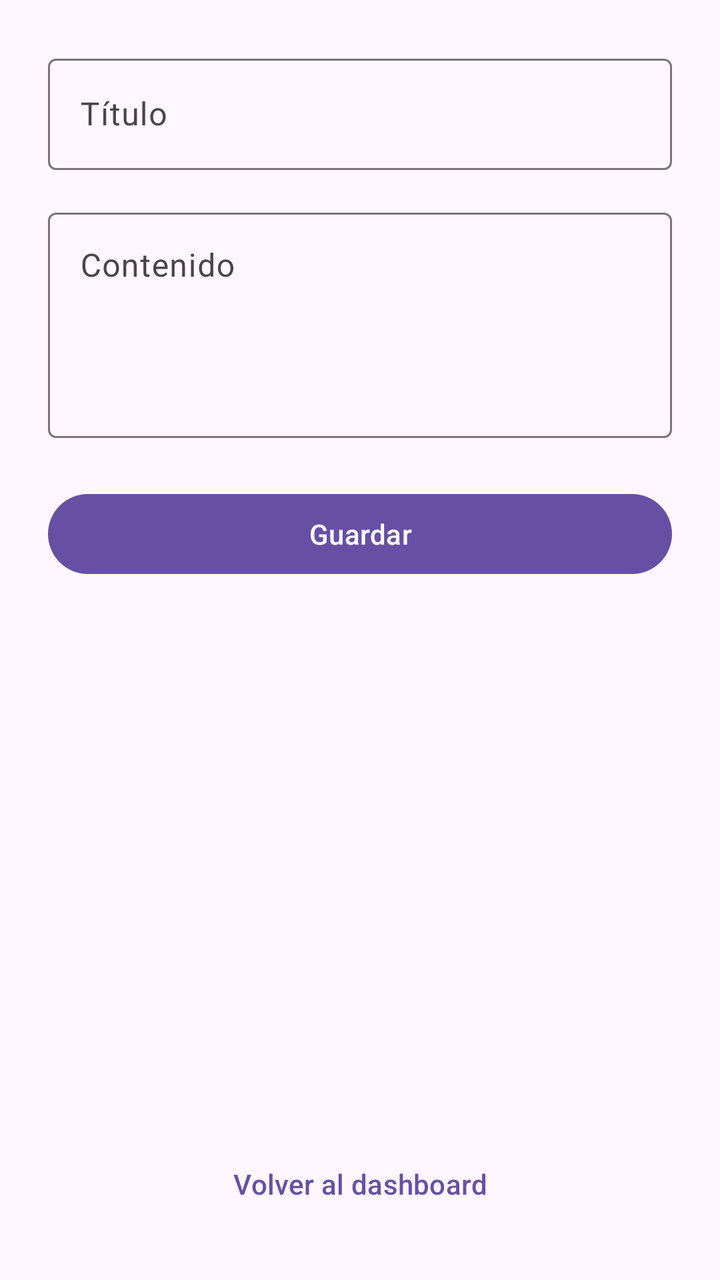
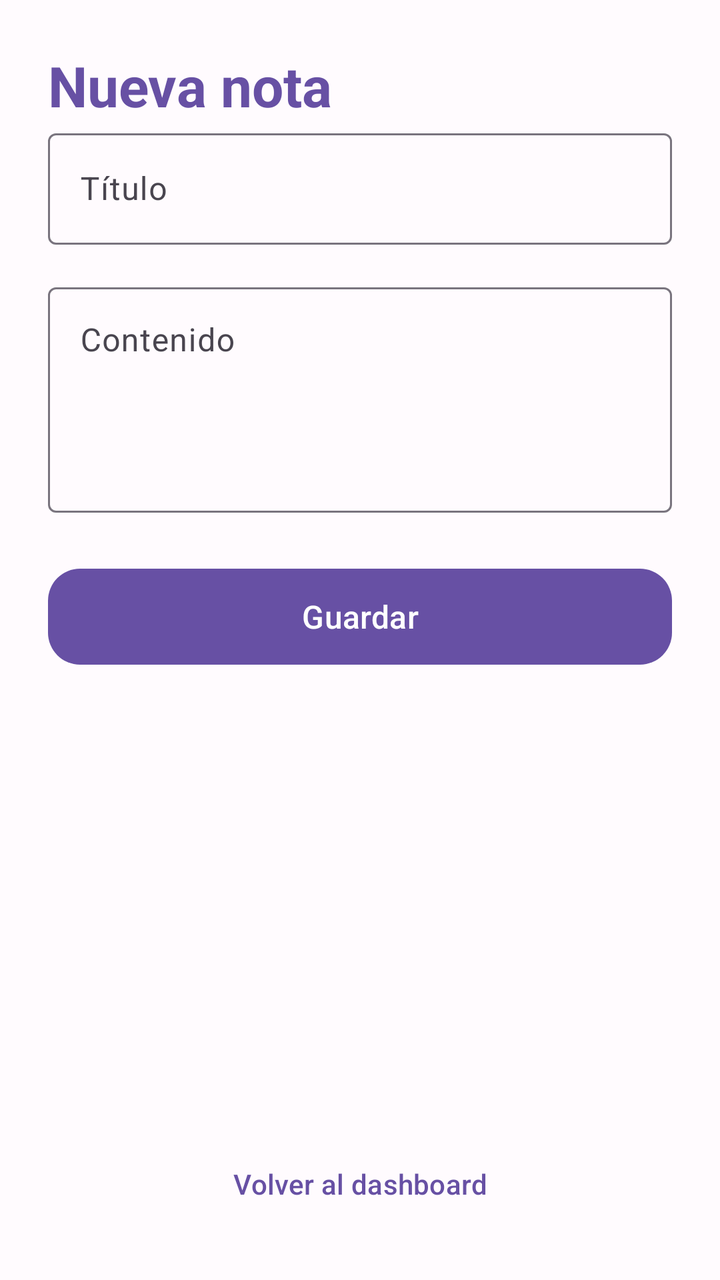

Two renders of the same Android screen: before a commit and after it. Below are the layout's source before the change and the commit's diff.
<!-- AndroidManifest.xml: application theme Theme.NotasApp -->
<!-- res/layout/activity_create_note.xml -->
<?xml version="1.0" encoding="utf-8"?>
<androidx.constraintlayout.widget.ConstraintLayout
    xmlns:android="http://schemas.android.com/apk/res/android"
    xmlns:app="http://schemas.android.com/apk/res-auto"
    android:layout_width="match_parent"
    android:layout_height="match_parent"
    android:padding="24dp">

    <com.google.android.material.textfield.TextInputLayout
        android:id="@+id/titleInputLayout"
        android:layout_width="match_parent"
        android:layout_height="wrap_content"
        android:hint="@string/create_title_hint"
        app:layout_constraintTop_toTopOf="parent"
        app:layout_constraintStart_toStartOf="parent"
        app:layout_constraintEnd_toEndOf="parent">

        <com.google.android.material.textfield.TextInputEditText
            android:id="@+id/titleEditText"
            android:layout_width="match_parent"
            android:layout_height="wrap_content"
            android:inputType="textCapSentences" />

    </com.google.android.material.textfield.TextInputLayout>

    <com.google.android.material.textfield.TextInputLayout
        android:id="@+id/contentInputLayout"
        android:layout_width="match_parent"
        android:layout_height="wrap_content"
        android:layout_marginTop="16dp"
        android:hint="@string/create_content_hint"
        app:layout_constraintTop_toBottomOf="@id/titleInputLayout"
        app:layout_constraintStart_toStartOf="parent"
        app:layout_constraintEnd_toEndOf="parent">

        <com.google.android.material.textfield.TextInputEditText
            android:id="@+id/contentEditText"
            android:layout_width="match_parent"
            android:layout_height="wrap_content"
            android:gravity="top"
            android:minLines="4"
            android:inputType="textMultiLine|textCapSentences" />

    </com.google.android.material.textfield.TextInputLayout>

    <com.google.android.material.button.MaterialButton
        android:id="@+id/saveButton"
        android:layout_width="match_parent"
        android:layout_height="wrap_content"
        android:layout_marginTop="24dp"
        android:text="@string/create_save_button"
        app:layout_constraintTop_toBottomOf="@id/contentInputLayout"
        app:layout_constraintStart_toStartOf="parent"
        app:layout_constraintEnd_toEndOf="parent" />

    <ProgressBar
        android:id="@+id/progressBar"
        android:layout_width="wrap_content"
        android:layout_height="wrap_content"
        android:layout_marginTop="16dp"
        android:visibility="gone"
        app:layout_constraintTop_toBottomOf="@id/saveButton"
        app:layout_constraintStart_toStartOf="parent"
        app:layout_constraintEnd_toEndOf="parent" />

    <com.google.android.material.button.MaterialButton
        android:id="@+id/backButton"
        style="@style/Widget.Material3.Button.TextButton"
        android:layout_width="match_parent"
        android:layout_height="wrap_content"
        android:text="@string/common_back"
        app:layout_constraintBottom_toBottomOf="parent"
        app:layout_constraintStart_toStartOf="parent"
        app:layout_constraintEnd_toEndOf="parent" />

</androidx.constraintlayout.widget.ConstraintLayout>
<!-- resources referenced by this layout -->
<resources>
  <string name="common_back">Volver al dashboard</string>
  <string name="create_content_hint">Contenido</string>
  <string name="create_save_button">Guardar</string>
  <string name="create_title_hint">Título</string>
  <style name="Theme.NotasApp" parent="Theme.Material3.DayNight.NoActionBar" />
</resources>

<!-- the commit's change to res/layout/activity_create_note.xml (unified diff, before → after) -->
@@ -6,12 +6,25 @@
     android:layout_height="match_parent"
     android:padding="24dp">
 
+    <TextView
+        android:id="@+id/headerTextView"
+        android:layout_width="wrap_content"
+        android:layout_height="wrap_content"
+        android:text="@string/create_header"
+        android:textSize="28sp"
+        android:textStyle="bold"
+        android:textColor="?attr/colorPrimary"
+        android:layout_marginBottom="24dp"
+        app:layout_constraintTop_toTopOf="parent"
+        app:layout_constraintStart_toStartOf="parent" />
+
     <com.google.android.material.textfield.TextInputLayout
         android:id="@+id/titleInputLayout"
+        style="@style/Widget.Material3.TextInputLayout.OutlinedBox"
         android:layout_width="match_parent"
         android:layout_height="wrap_content"
         android:hint="@string/create_title_hint"
-        app:layout_constraintTop_toTopOf="parent"
+        app:layout_constraintTop_toBottomOf="@id/headerTextView"
         app:layout_constraintStart_toStartOf="parent"
         app:layout_constraintEnd_toEndOf="parent">
 
@@ -25,6 +38,7 @@
 
     <com.google.android.material.textfield.TextInputLayout
         android:id="@+id/contentInputLayout"
+        style="@style/Widget.Material3.TextInputLayout.OutlinedBox"
         android:layout_width="match_parent"
         android:layout_height="wrap_content"
         android:layout_marginTop="16dp"
@@ -46,9 +60,11 @@
     <com.google.android.material.button.MaterialButton
         android:id="@+id/saveButton"
         android:layout_width="match_parent"
-        android:layout_height="wrap_content"
+        android:layout_height="56dp"
         android:layout_marginTop="24dp"
         android:text="@string/create_save_button"
+        android:textSize="16sp"
+        app:cornerRadius="16dp"
         app:layout_constraintTop_toBottomOf="@id/contentInputLayout"
         app:layout_constraintStart_toStartOf="parent"
         app:layout_constraintEnd_toEndOf="parent" />
<!-- resource entries referenced after the edit -->
@@ -2,8 +2,48 @@
 <resources>
   <string name="common_back">Volver al dashboard</string>
   <string name="create_content_hint">Contenido</string>
+  <string name="create_header">Nueva nota</string>
   <string name="create_save_button">Guardar</string>
   <string name="create_title_hint">Título</string>
-  <style name="Theme.NotasApp" parent="Theme.Material3.DayNight.NoActionBar" />
+  <style name="Theme.NotasApp" parent="Theme.Material3.Light.NoActionBar">
+          <item name="colorPrimary">@color/primary</item>
+          <item name="colorOnPrimary">@color/on_primary</item>
+          <item name="colorPrimaryContainer">@color/primary_container</item>
+          <item name="colorOnPrimaryContainer">@color/on_primary_container</item>
+  
+          <item name="colorSecondary">@color/secondary</item>
+          <item name="colorOnSecondary">@color/on_secondary</item>
+          <item name="colorSecondaryContainer">@color/secondary_container</item>
+          <item name="colorOnSecondaryContainer">@color/on_secondary_container</item>
+  
+          <item name="android:colorBackground">@color/background</item>
+          <item name="colorOnBackground">@color/on_background</item>
+          <item name="colorSurface">@color/surface</item>
+          <item name="colorSurfaceVariant">@color/surface_variant</item>
+          <item name="colorOnSurface">@color/on_surface</item>
+          <item name="colorOnSurfaceVariant">@color/on_surface_variant</item>
+  
+          <item name="colorError">@color/error</item>
+          <item name="colorOnError">@color/on_error</item>
+  
+          <item name="android:statusBarColor">@color/primary</item>
+          <item name="android:windowLightStatusBar">false</item>
+      </style>
+  <color name="primary">#6750A4</color>
+  <color name="on_primary">#FFFFFF</color>
+  <color name="primary_container">#EADDFF</color>
+  <color name="on_primary_container">#21005D</color>
+  <color name="secondary">#625B71</color>
+  <color name="on_secondary">#FFFFFF</color>
+  <color name="secondary_container">#E8DEF8</color>
+  <color name="on_secondary_container">#1D192B</color>
+  <color name="background">#FFFBFE</color>
+  <color name="on_background">#1C1B1F</color>
+  <color name="surface">#FFFBFE</color>
+  <color name="surface_variant">#E7E0EC</color>
+  <color name="on_surface">#1C1B1F</color>
+  <color name="on_surface_variant">#49454F</color>
+  <color name="error">#B3261E</color>
+  <color name="on_error">#FFFFFF</color>
 </resources>
 
